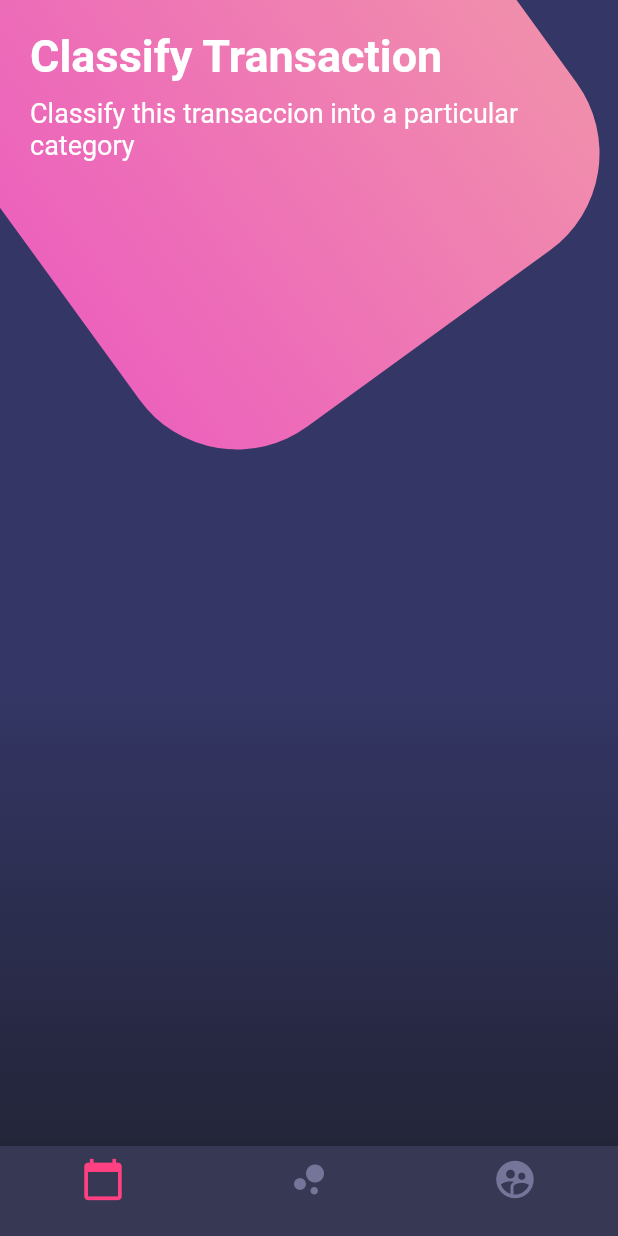
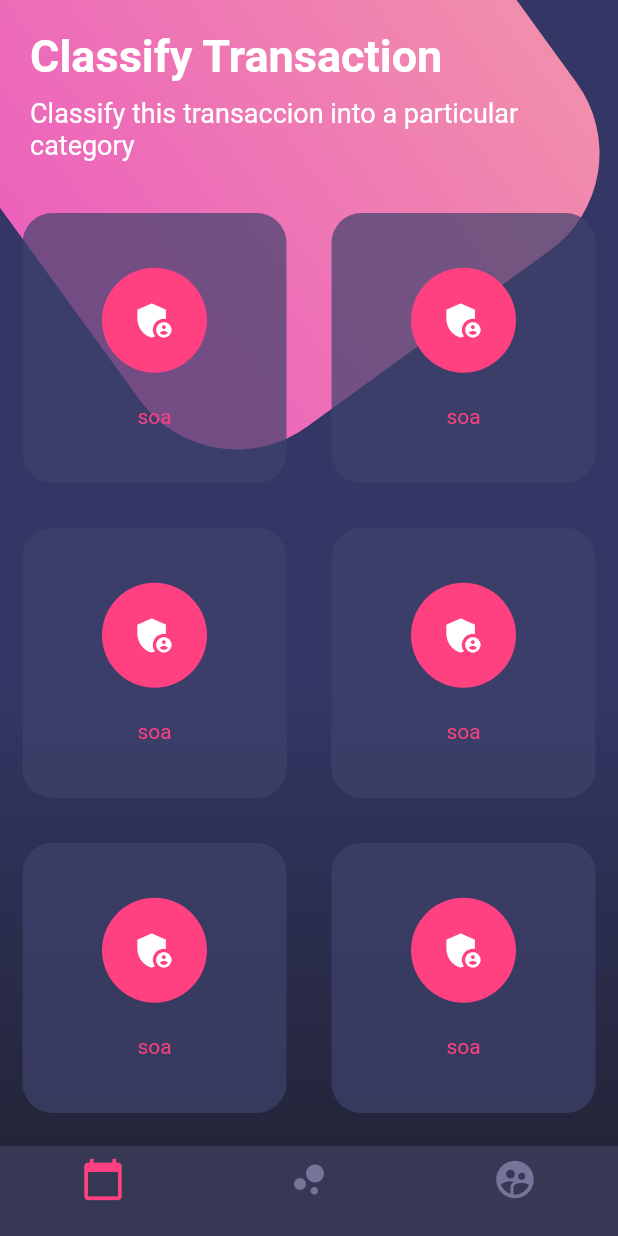
Before and after one commit to JosAnye166/disenoss, a Flutter app: the screen it shows after launch, on a phone screen of 412 x 824 dp. Run offline on Flutter 3.47's test engine with Material 2 defaults, Android fonts, the phone set to English and light mode, and no system bars.

Commit message:
Diseño Compuesto -Table y TableRow

```diff
--- a/lib/src/pages/botones_page.dart
+++ b/lib/src/pages/botones_page.dart
@@ -16,6 +16,8 @@ class BotonesPage extends StatelessWidget {
               child: Column(
                 children:<Widget> [
                   _titulos(),
+                  _botonesRedondeados(),
+
                 ],
               ),
             )
@@ -128,4 +130,70 @@ Widget _titulos(){
 
   }
 
+  Widget  _botonesRedondeados() {
+
+  return Table(
+    children: [
+      TableRow(
+        children: [
+          _crearBotonRedondeado(),
+          _crearBotonRedondeado(),
+        ],
+      ),
+
+       TableRow(
+        children: [
+          _crearBotonRedondeado(),
+          _crearBotonRedondeado(),
+        ]
+      ),
+
+       TableRow(
+        children: [
+          _crearBotonRedondeado(),
+          _crearBotonRedondeado(),
+        ]
+      ),
+
+       TableRow(
+        children: [
+          _crearBotonRedondeado(),
+          _crearBotonRedondeado(),
+        ]
+      )
+
+    ],
+    );
+
 }
+
+Widget _crearBotonRedondeado(){
+
+  return Container(
+    height: 180.0,
+    margin: EdgeInsets.all(15.0),
+    decoration: BoxDecoration(
+      color: Color.fromRGBO(62, 66, 107 , 0.70),
+      borderRadius: BorderRadius.circular(20.0)
+
+    ),
+    child: Column(
+      mainAxisAlignment: MainAxisAlignment.spaceAround,
+      children: <Widget> [
+                SizedBox(height: 5.0,),
+
+        CircleAvatar(
+          backgroundColor: Colors.pinkAccent,
+          radius: 35.0,
+          child: Icon(Icons.admin_panel_settings, color: Colors.white, size: 30.0,),
+        ),
+        Text('soa', style: TextStyle(color: Colors.pinkAccent)),
+        SizedBox(height: 5.0,)
+      ],
+    ),
+  );
+}
+
+
+
+}
```
